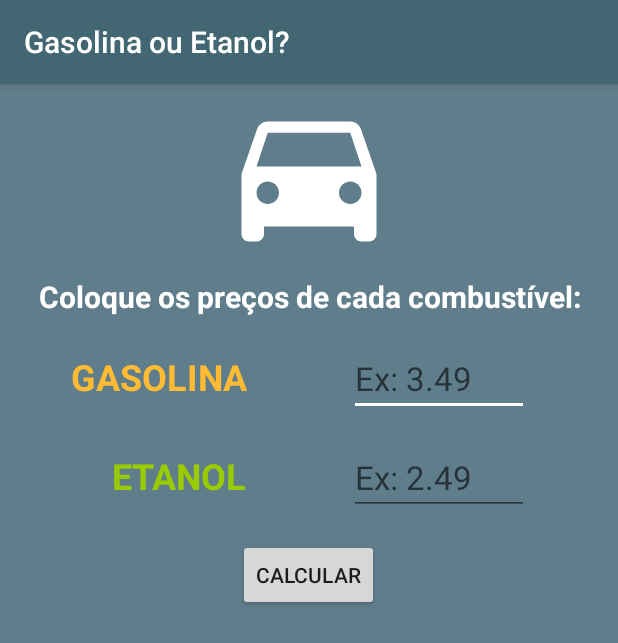
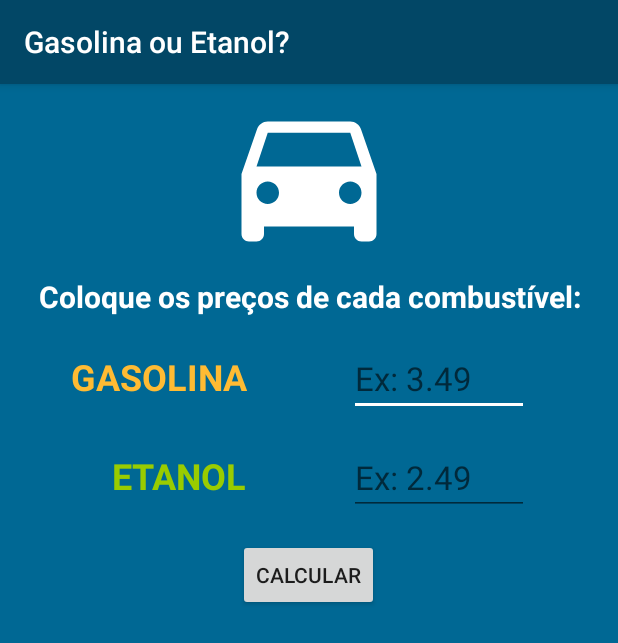
Before and after one commit to marccdb/Eta_ou_Gas, an Android app: the screen it shows after launch (MainActivity), on a phone screen of 412 x 824 dp. Shown: the top 643 px of the screen. Run offline under Robolectric (Android 15) with nearby library versions, the phone set to English and light mode, and no system bars.

Commit message:
novas cores e novo ícone

```diff
--- a/app/src/main/res/layout/activity_main.xml
+++ b/app/src/main/res/layout/activity_main.xml
@@ -5,13 +5,13 @@
     xmlns:tools="http://schemas.android.com/tools"
     android:layout_width="match_parent"
     android:layout_height="match_parent"
-    android:background="#607D8B"
-    tools:context=".MainActivity"
-    android:fillViewport="true">
+    android:background="@color/azul_background"
+    android:fillViewport="true"
+    tools:context=".MainActivity">
 
     <android.support.constraint.ConstraintLayout
         android:layout_width="match_parent"
-        android:layout_height="match_parent">
+        android:layout_height="wrap_content">
 
         <TextView
             android:id="@+id/textView"
--- a/app/src/main/res/values/colors.xml
+++ b/app/src/main/res/values/colors.xml
@@ -1,6 +1,7 @@
 <?xml version="1.0" encoding="utf-8"?>
 <resources>
-    <color name="colorPrimary">#426672</color>
+    <color name="colorPrimary">#024766</color>
     <color name="colorPrimaryDark">#000000</color>
     <color name="colorAccent">#FFFFFF</color>
+    <color name="azul_background">#006894</color>
 </resources>
--- a/app/src/main/res/values/ic_launcher_background.xml
+++ b/app/src/main/res/values/ic_launcher_background.xml
@@ -1,4 +1,4 @@
 <?xml version="1.0" encoding="utf-8"?>
 <resources>
-    <color name="ic_launcher_background">#607D8B</color>
+    <color name="ic_launcher_background">#006894</color>
 </resources>
```
Also changed, not shown: app/src/main/ic_launcher-web.png, app/src/main/res/mipmap-hdpi/ic_launcher.png, app/src/main/res/mipmap-hdpi/ic_launcher_foreground.png, app/src/main/res/mipmap-hdpi/ic_launcher_round.png, app/src/main/res/mipmap-mdpi/ic_launcher.png, app/src/main/res/mipmap-mdpi/ic_launcher_foreground.png, app/src/main/res/mipmap-mdpi/ic_launcher_round.png, app/src/main/res/mipmap-xhdpi/ic_launcher.png, app/src/main/res/mipmap-xhdpi/ic_launcher_foreground.png, app/src/main/res/mipmap-xhdpi/ic_launcher_round.png, app/src/main/res/mipmap-xxhdpi/ic_launcher.png, app/src/main/res/mipmap-xxhdpi/ic_launcher_foreground.png, app/src/main/res/mipmap-xxhdpi/ic_launcher_round.png, app/src/main/res/mipmap-xxxhdpi/ic_launcher.png, 2 more files.
